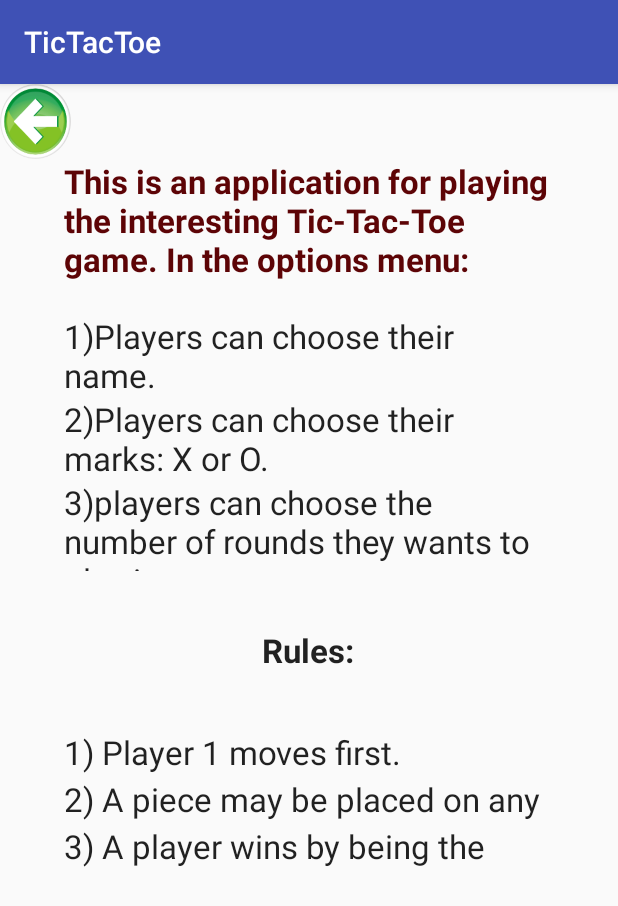
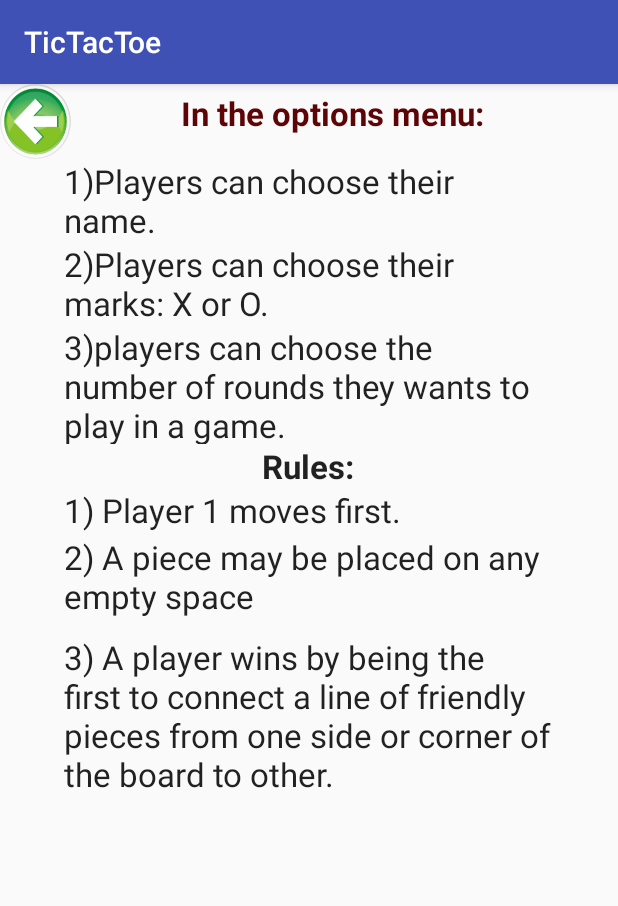
Before and after one commit to SushilPatilManulife/SOEN6011-TicTacToe, an Android app: the Help screen opened directly, with no data from a screen before it, on a phone screen of 412 x 824 dp. Shown: the top 906 px of the screen. Run offline under Robolectric (Android 15) with nearby library versions, the light colour scheme and no system bars.

Commit message:
Final changes

```diff
--- a/D2-Android/app/src/main/java/com/xogeeks/game/tictactoe/GameBoard.java
+++ b/D2-Android/app/src/main/java/com/xogeeks/game/tictactoe/GameBoard.java
@@ -181,7 +181,7 @@ public class GameBoard extends AppCompatActivity implements View.OnClickListener
         alertadd.setView(view);
         alertadd.setNeutralButton("ok", new DialogInterface.OnClickListener() {
             public void onClick(DialogInterface dlg, int sumthin) {
-                showGifts("Your Gift","Enjoy your Gift!!! ");
+                showGifts("Congratulations","Enjoy your Gift!!! ");
             }
         });
 
@@ -216,12 +216,22 @@ public class GameBoard extends AppCompatActivity implements View.OnClickListener
         gameBoard.showWinner("Game Winner",result);
         gameBoard.nextRound.setVisibility(View.INVISIBLE);
     }
-    private void startNextRound(){
-        changePlayerTurn();
+    private static void resetBoard(){
         for(int i=0; i < 9; i++) {
             gameBoardButton[i].setEnabled(true);
             gameBoardButton[i].setBackgroundResource(R.drawable.xoplain);
         }
+        turn = name1;
+        mark = mark1;
+        gameBoard.playersTurnTextView.setText(turn+"'s turn");
+        if(mark1=="O")
+            gameBoard.xImageView.setImageResource(R.drawable.o);
+        else
+            gameBoard.xImageView.setImageResource(R.drawable.x);
+    }
+    private void startNextRound(){
+        changePlayerTurn();
+        resetBoard();
         Arrays.fill(btnValue, null);
         checkPlayer=0;
         currentRound++;
--- a/D2-Android/app/src/main/res/layout/activity_help.xml
+++ b/D2-Android/app/src/main/res/layout/activity_help.xml
@@ -17,13 +17,32 @@
         <LinearLayout
             android:orientation="horizontal"
             android:layout_width="match_parent"
-            android:layout_height="wrap_content">
+            android:layout_height="wrap_content"
+            android:weightSum="1"
+            android:gravity="center">
 
             <Button
                 android:layout_width="47dp"
                 android:layout_height="50dp"
                 android:id="@+id/backButton"
                 android:background="@drawable/back" />
+
+            <LinearLayout
+                android:orientation="horizontal"
+                android:layout_width="match_parent"
+                android:layout_height="match_parent"
+                android:gravity="center">
+
+                <TextView
+                    android:layout_width="218dp"
+                    android:layout_height="40dp"
+                    android:textAppearance="?android:attr/textAppearanceLarge"
+                    android:text="In the options menu:"
+                    android:id="@+id/helpTextView"
+                    android:textStyle="bold"
+                    android:textColor="#5d0406" />
+            </LinearLayout>
+
         </LinearLayout>
 
         <LinearLayout
@@ -34,7 +53,7 @@
 
             <ScrollView
                 android:layout_width="326dp"
-                android:layout_height="match_parent"
+                android:layout_height="441dp"
                 android:id="@+id/scrollView"
                 android:layout_gravity="center_horizontal"
                 android:fillViewport="true" >
@@ -43,21 +62,13 @@
                     android:orientation="vertical"
                     android:layout_width="match_parent"
                     android:layout_height="match_parent"
-                    android:weightSum="1">
-
-                    <TextView
-                        android:layout_width="match_parent"
-                        android:layout_height="103dp"
-                        android:textAppearance="?android:attr/textAppearanceLarge"
-                        android:text="This is an application for playing the interesting Tic-Tac-Toe game. In the options menu:"
-                        android:id="@+id/helpTextView"
-                        android:textStyle="bold"
-                        android:textColor="#5d0406" />
+                    android:weightSum="1"
+                    android:gravity="center">
 
                     <LinearLayout
                         android:orientation="vertical"
                         android:layout_width="match_parent"
-                        android:layout_height="171dp">
+                        android:layout_height="190dp">
 
                         <TextView
                             android:layout_width="wrap_content"
@@ -75,7 +86,7 @@
 
                         <TextView
                             android:layout_width="wrap_content"
-                            android:layout_height="wrap_content"
+                            android:layout_height="116dp"
                             android:textAppearance="?android:attr/textAppearanceLarge"
                             android:text="3)players can choose the number of rounds they wants to play in a game."
                             android:id="@+id/textView3" />
@@ -91,8 +102,7 @@
                             android:orientation="horizontal"
                             android:layout_width="match_parent"
                             android:layout_height="wrap_content"
-                            android:gravity="center"
-                            android:layout_weight="0.24">
+                            android:gravity="center">
 
                             <TextView
                                 android:layout_width="wrap_content"
@@ -119,20 +129,24 @@
                         <LinearLayout
                             android:orientation="vertical"
                             android:layout_width="match_parent"
-                            android:layout_height="31dp" >
+                            android:layout_height="31dp"
+                            android:weightSum="1"
+                            android:layout_weight="0.28">
 
                             <TextView
                                 android:layout_width="wrap_content"
                                 android:layout_height="wrap_content"
                                 android:textAppearance="?android:attr/textAppearanceLarge"
                                 android:text="2) A piece may be placed on any empty space"
-                                android:id="@+id/textView6" />
+                                android:id="@+id/textView6"
+                                android:layout_weight="5.70" />
                         </LinearLayout>
 
                         <LinearLayout
                             android:orientation="vertical"
                             android:layout_width="match_parent"
-                            android:layout_height="31dp" >
+                            android:layout_height="31dp"
+                            android:layout_weight="0.84">
 
                             <TextView
                                 android:layout_width="wrap_content"
```
